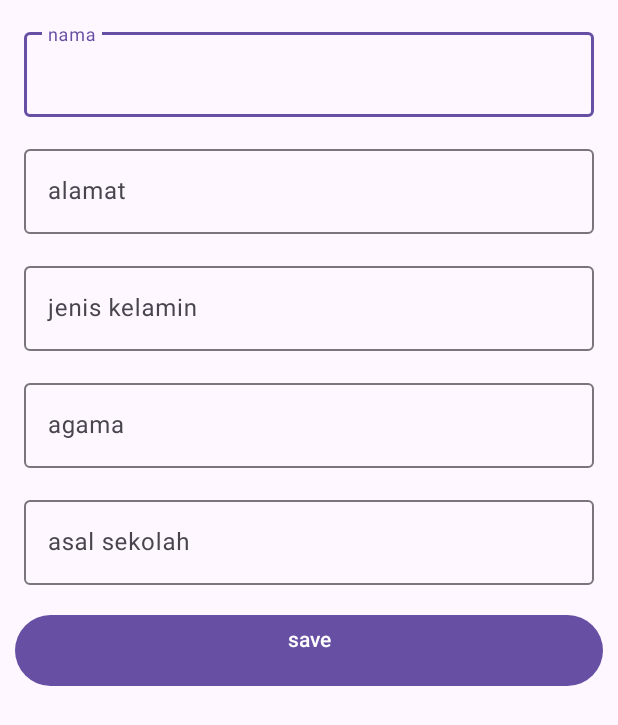
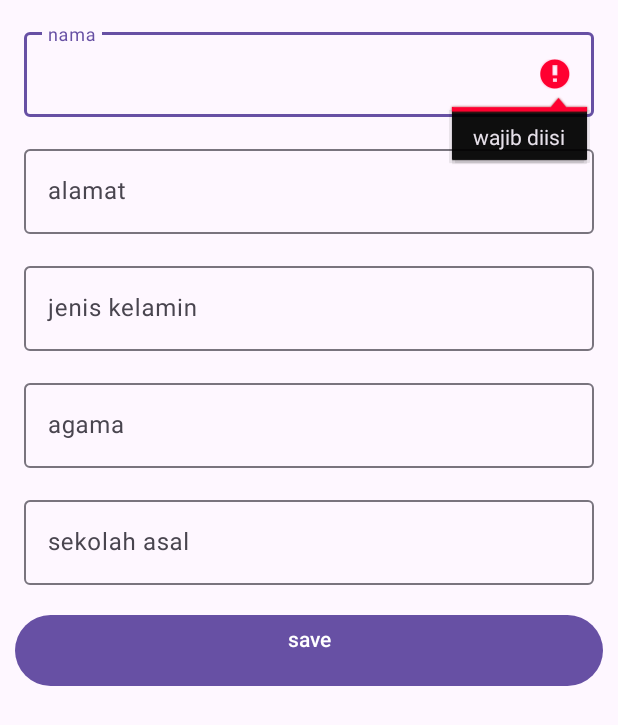
Before and after one commit to Sudarman76643/PendaftaranApps, an Android app: the AddUpdateActivity screen opened directly, with no data from a screen before it, after a tap on "save", on a phone screen of 412 x 824 dp. Shown: the top 725 px of the screen. Run offline under Robolectric (Android 15) with nearby library versions, the phone set to English and light mode, and no system bars.

```diff
--- a/app/src/main/AndroidManifest.xml
+++ b/app/src/main/AndroidManifest.xml
@@ -23,7 +23,7 @@
         android:theme="@style/Theme.PendaftaranApps"
         tools:targetApi="31">
         <activity
-            android:name=".AddUpdateActivity"
+            android:name=".ui.AddUpdateActivity"
             android:exported="false" />
         <activity
             android:name=".ui.MainActivity"
--- a/app/src/main/java/com/example/pendaftaranapps/data/retrofit/ApiService.kt
+++ b/app/src/main/java/com/example/pendaftaranapps/data/retrofit/ApiService.kt
@@ -3,6 +3,7 @@ package com.example.pendaftaranapps.data.retrofit
 import com.example.pendaftaranapps.data.response.AddUpdateResponse
 import com.example.pendaftaranapps.data.response.ListSiswaResponse
 import retrofit2.Call
+import retrofit2.http.DELETE
 import retrofit2.http.Field
 import retrofit2.http.FormUrlEncoded
 import retrofit2.http.GET
@@ -35,10 +36,9 @@ interface ApiService {
         @Field("sekolah_asal") sekolahAsal: String
     ): Call<AddUpdateResponse>
 
-    @FormUrlEncoded
-    @POST("api-delete-siswa.php")
+    @DELETE("api-delete-siswa.php")
     fun deleteSiswa(
-        @Field("id") id: Int
+        @Query("id") id: Int
     ): Call<AddUpdateResponse>
 
 
--- a/app/src/main/java/com/example/pendaftaranapps/ui/ListSiswaAdapter.kt
+++ b/app/src/main/java/com/example/pendaftaranapps/ui/ListSiswaAdapter.kt
@@ -7,7 +7,6 @@ import android.view.ViewGroup
 import androidx.recyclerview.widget.DiffUtil
 import androidx.recyclerview.widget.ListAdapter
 import androidx.recyclerview.widget.RecyclerView
-import com.example.pendaftaranapps.AddUpdateActivity
 import com.example.pendaftaranapps.data.response.DataItem
 import com.example.pendaftaranapps.databinding.ItemSiswaBinding
 
--- a/app/src/main/java/com/example/pendaftaranapps/ui/MainActivity.kt
+++ b/app/src/main/java/com/example/pendaftaranapps/ui/MainActivity.kt
@@ -8,8 +8,6 @@ import android.widget.Toast
 import androidx.appcompat.app.AppCompatActivity
 import androidx.recyclerview.widget.DividerItemDecoration
 import androidx.recyclerview.widget.LinearLayoutManager
-import com.example.pendaftaranapps.AddUpdateActivity
-
 import com.example.pendaftaranapps.data.response.DataItem
 import com.example.pendaftaranapps.data.response.ListSiswaResponse
 import com.example.pendaftaranapps.data.retrofit.ApiConfig
--- a/app/src/main/res/layout/activity_add_update.xml
+++ b/app/src/main/res/layout/activity_add_update.xml
@@ -16,13 +16,13 @@
         android:layout_marginEnd="16dp"
         app:layout_constraintEnd_toEndOf="parent"
         app:layout_constraintStart_toStartOf="parent"
-        app:layout_constraintTop_toTopOf="parent">
+        app:layout_constraintTop_toBottomOf="@id/el_id">
 
         <com.google.android.material.textfield.TextInputEditText
             android:id="@+id/et_nama"
             android:layout_width="match_parent"
             android:layout_height="wrap_content"
-            android:hint="nama" />
+            android:hint="@string/nama" />
     </com.google.android.material.textfield.TextInputLayout>
 
     <com.google.android.material.textfield.TextInputLayout
@@ -40,7 +40,7 @@
             android:id="@+id/et_alamat"
             android:layout_width="match_parent"
             android:layout_height="wrap_content"
-            android:hint="alamat" />
+            android:hint="@string/alamat" />
     </com.google.android.material.textfield.TextInputLayout>
 
     <com.google.android.material.textfield.TextInputLayout
@@ -58,7 +58,7 @@
             android:id="@+id/et_jk"
             android:layout_width="match_parent"
             android:layout_height="wrap_content"
-            android:hint="jenis kelamin" />
+            android:hint="@string/jenis_kelamin" />
     </com.google.android.material.textfield.TextInputLayout>
 
     <com.google.android.material.textfield.TextInputLayout
@@ -76,7 +76,7 @@
             android:id="@+id/et_agama"
             android:layout_width="match_parent"
             android:layout_height="wrap_content"
-            android:hint="agama" />
+            android:hint="@string/agama" />
     </com.google.android.material.textfield.TextInputLayout>
 
     <com.google.android.material.textfield.TextInputLayout
@@ -94,10 +94,11 @@
             android:id="@+id/et_sekolah_asal"
             android:layout_width="match_parent"
             android:layout_height="wrap_content"
-            android:hint="asal sekolah" />
+            android:hint="@string/sekolah_asal" />
     </com.google.android.material.textfield.TextInputLayout>
 
     <LinearLayout
+        android:id="@+id/linearLayout"
         android:layout_width="match_parent"
         android:layout_height="wrap_content"
         android:orientation="horizontal"
@@ -109,35 +110,51 @@
             android:id="@+id/btn_save_update"
             android:layout_width="0dp"
             android:layout_height="wrap_content"
+            android:layout_marginLeft="10dp"
+            android:layout_marginTop="16dp"
+            android:layout_marginRight="10dp"
             android:layout_weight="1"
-            android:layout_marginLeft="10dp"
-            android:layout_marginRight="10dp"
-            android:layout_marginTop="16dp"
             android:text="@string/save" />
 
         <Button
             android:id="@+id/btn_delete"
             android:layout_width="0dp"
             android:layout_height="wrap_content"
+            android:layout_marginLeft="10dp"
+            android:layout_marginTop="16dp"
+            android:layout_marginRight="10dp"
             android:layout_weight="1"
-            android:layout_marginLeft="10dp"
-            android:layout_marginRight="10dp"
-            android:layout_marginTop="16dp"
             android:text="@string/delete"
-            android:visibility="gone"/>
+            android:visibility="gone" />
     </LinearLayout>
 
     <ProgressBar
         android:id="@+id/progress_bar"
-        style="android:attr/progressBarStyle"
+        style="?android:attr/progressBarStyle"
         android:layout_width="wrap_content"
         android:layout_height="wrap_content"
         android:visibility="gone"
         app:layout_constraintBottom_toBottomOf="parent"
+        app:layout_constraintTop_toTopOf="parent"
+        app:layout_constraintStart_toStartOf="parent"
+        app:layout_constraintEnd_toEndOf="parent"/>
+
+    <com.google.android.material.textfield.TextInputLayout
+        android:id="@+id/el_id"
+        android:layout_width="0dp"
+        android:layout_height="wrap_content"
+        android:layout_marginStart="16dp"
+        android:layout_marginTop="16dp"
+        android:layout_marginEnd="16dp"
+        android:visibility="gone"
         app:layout_constraintEnd_toEndOf="parent"
-        app:layout_constraintHorizontal_bias="0.498"
         app:layout_constraintStart_toStartOf="parent"
-        app:layout_constraintTop_toTopOf="parent"
-        app:layout_constraintVertical_bias="0.499"
-        tools:visibility="visible" />
+        app:layout_constraintTop_toTopOf="parent">
+
+        <com.google.android.material.textfield.TextInputEditText
+            android:id="@+id/et_id"
+            android:layout_width="match_parent"
+            android:layout_height="wrap_content"
+            android:hint="@string/id" />
+    </com.google.android.material.textfield.TextInputLayout>
 </androidx.constraintlayout.widget.ConstraintLayout>
--- a/app/src/main/res/values/strings.xml
+++ b/app/src/main/res/values/strings.xml
@@ -10,4 +10,5 @@
     <string name="delete">delete</string>
     <string name="error">wajib diisi</string>
     <string name="update">update</string>
+    <string name="id">id</string>
 </resources>
```
Also changed, not shown: app/src/main/java/com/example/pendaftaranapps/AddUpdateActivity.kt (+66 -76 lines).
